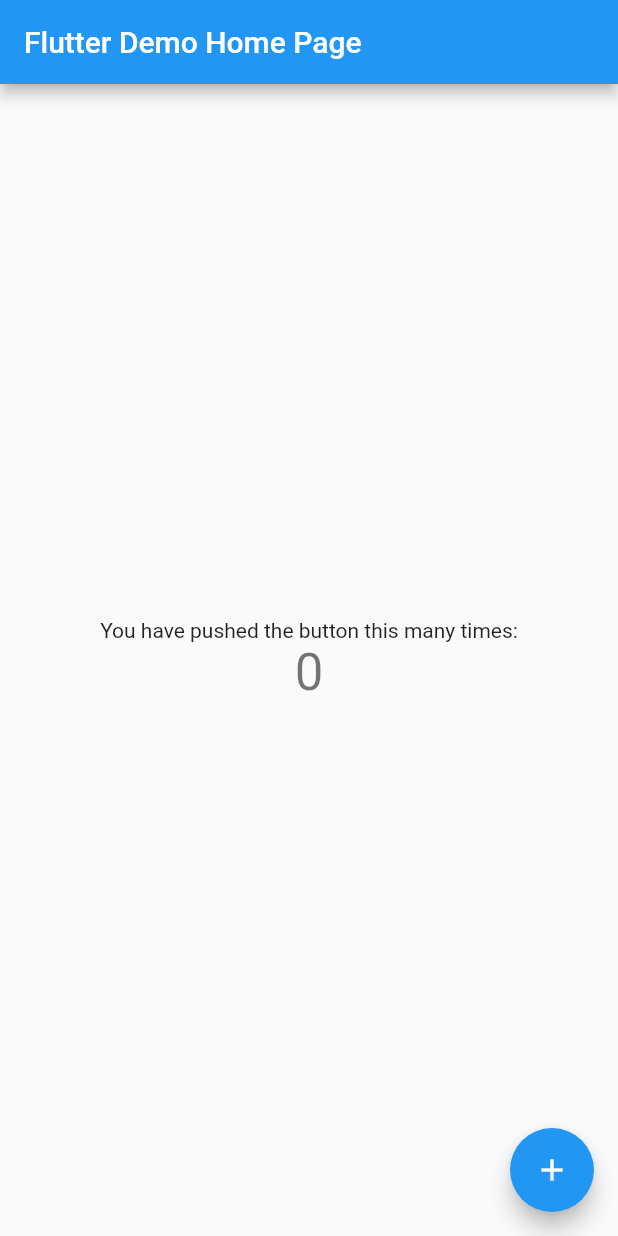
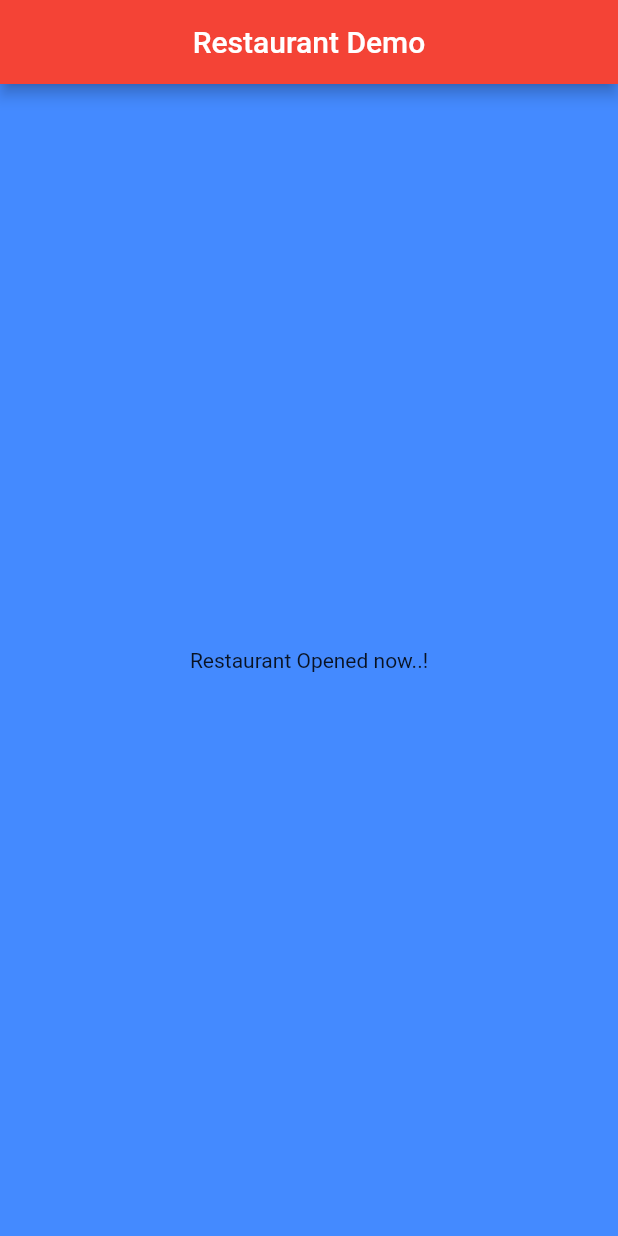
Before and after one commit to zeroappz/restaurant, a Flutter app: the screen it shows after launch, on a phone screen of 412 x 824 dp. Run offline on Flutter 3.47's test engine with Material 2 defaults, Android fonts, the phone set to English and light mode, and no system bars.

Commit message:
first step of changing class in main.dart

```diff
--- a/documentation/docs.txt
+++ b/documentation/docs.txt
@@ -4,3 +4,8 @@
     3. flutter pub get
     4. flutter pub upgrade
     5. flutter --help
+    6. flutter
+
+// Settings --> Build --> tap on it for 7 times ---> enable developer options
+// Settings --> Developer options --> enable USB debugging (pop up)
+// Settings --> USB options --> MIDI support
--- a/lib/main.dart
+++ b/lib/main.dart
@@ -9,105 +9,36 @@
   @override
   Widget build(BuildContext context) {
     return MaterialApp(
-      title: 'Flutter Demo',
+      title: 'Restaurant',
       theme: ThemeData(
-        // This is the theme of your application.
-        //
-        // Try running your application with "flutter run". You'll see the
-        // application has a blue toolbar. Then, without quitting the app, try
-        // changing the primarySwatch below to Colors.green and then invoke
-        // "hot reload" (press "r" in the console where you ran "flutter run",
-        // or simply save your changes to "hot reload" in a Flutter IDE).
-        // Notice that the counter didn't reset back to zero; the application
-        // is not restarted.
         primarySwatch: Colors.blue,
       ),
-      home: MyHomePage(title: 'Flutter Demo Home Page'),
+      home: RestaurantHome(title: 'Dashboard'),
     );
   }
 }
 
-class MyHomePage extends StatefulWidget {
-  MyHomePage({Key? key, required this.title}) : super(key: key);
-
-  // This widget is the home page of your application. It is stateful, meaning
-  // that it has a State object (defined below) that contains fields that affect
-  // how it looks.
-
-  // This class is the configuration for the state. It holds the values (in this
-  // case the title) provided by the parent (in this case the App widget) and
-  // used by the build method of the State. Fields in a Widget subclass are
-  // always marked "final".
-
-  final String title;
-
-  @override
-  _MyHomePageState createState() => _MyHomePageState();
-}
-
-class _MyHomePageState extends State<MyHomePage> {
-  int _counter = 0;
-
-  void _incrementCounter() {
-    setState(() {
-      // This call to setState tells the Flutter framework that something has
-      // changed in this State, which causes it to rerun the build method below
-      // so that the display can reflect the updated values. If we changed
-      // _counter without calling setState(), then the build method would not be
-      // called again, and so nothing would appear to happen.
-      _counter++;
-    });
-  }
+// Stateless - immutable (not manipulated or static);
+// Button, Icons, Page name
+// Stateful - mutable - list(dynamic), wishlist, Database, button(action)
+// stless, stful, stanim
+class RestaurantHome extends StatelessWidget {
+  const RestaurantHome({Key? key, title}) : super(key: key);
 
   @override
   Widget build(BuildContext context) {
-    // This method is rerun every time setState is called, for instance as done
-    // by the _incrementCounter method above.
-    //
-    // The Flutter framework has been optimized to make rerunning build methods
-    // fast, so that you can just rebuild anything that needs updating rather
-    // than having to individually change instances of widgets.
     return Scaffold(
-      appBar: AppBar(
-        // Here we take the value from the MyHomePage object that was created by
-        // the App.build method, and use it to set our appbar title.
-        title: Text(widget.title),
-      ),
-      body: Center(
-        // Center is a layout widget. It takes a single child and positions it
-        // in the middle of the parent.
-        child: Column(
-          // Column is also a layout widget. It takes a list of children and
-          // arranges them vertically. By default, it sizes itself to fit its
-          // children horizontally, and tries to be as tall as its parent.
-          //
-          // Invoke "debug painting" (press "p" in the console, choose the
-          // "Toggle Debug Paint" action from the Flutter Inspector in Android
-          // Studio, or the "Toggle Debug Paint" command in Visual Studio Code)
-          // to see the wireframe for each widget.
-          //
-          // Column has various properties to control how it sizes itself and
-          // how it positions its children. Here we use mainAxisAlignment to
-          // center the children vertically; the main axis here is the vertical
-          // axis because Columns are vertical (the cross axis would be
-          // horizontal).
-          mainAxisAlignment: MainAxisAlignment.center,
-          children: <Widget>[
-            Text(
-              'You have pushed the button this many times:',
-            ),
-            Text(
-              '$_counter',
-              style: Theme.of(context).textTheme.headline4,
-            ),
-          ],
+        backgroundColor: Colors.blueAccent,
+        appBar: AppBar(
+          title: Text('Restaurant Demo'),
+          centerTitle: true,
+          backgroundColor: Colors.red,
+          toolbarHeight: 56,
         ),
-      ),
-      floatingActionButton: FloatingActionButton(
-        onPressed: _incrementCounter,
-        tooltip: 'Increment',
-        child: Icon(Icons.add),
-      ), // This trailing comma makes auto-formatting nicer for build methods.
-    );
+        body: Container(
+            alignment: Alignment.center,
+            child: Text('Restaurant Opened now..!')));
   }
 }
+
+// Scaffold - View components - Container(), Column(), Row()
```
Also changed, not shown: 1 other file.
